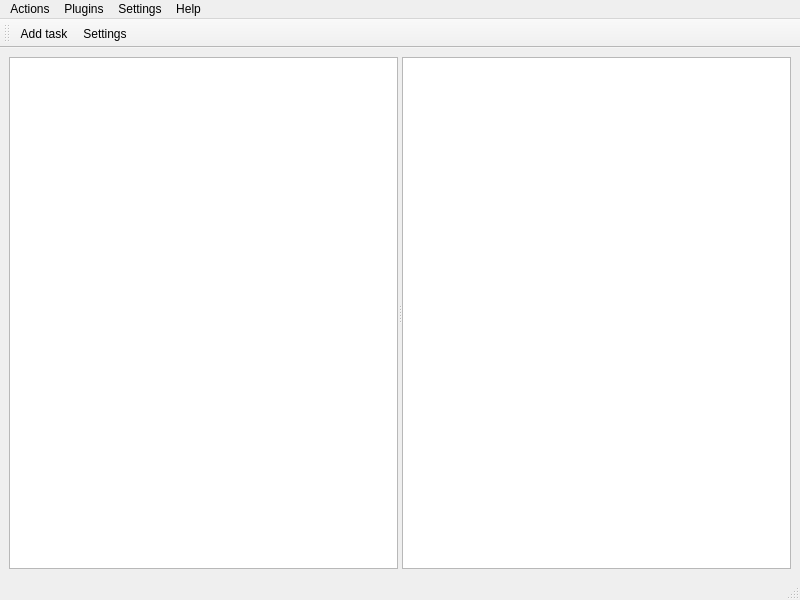
The window that src/leechcraft.ui (0xd34df00d/leechcraft) describes before a commit, drawn with Qt 5.
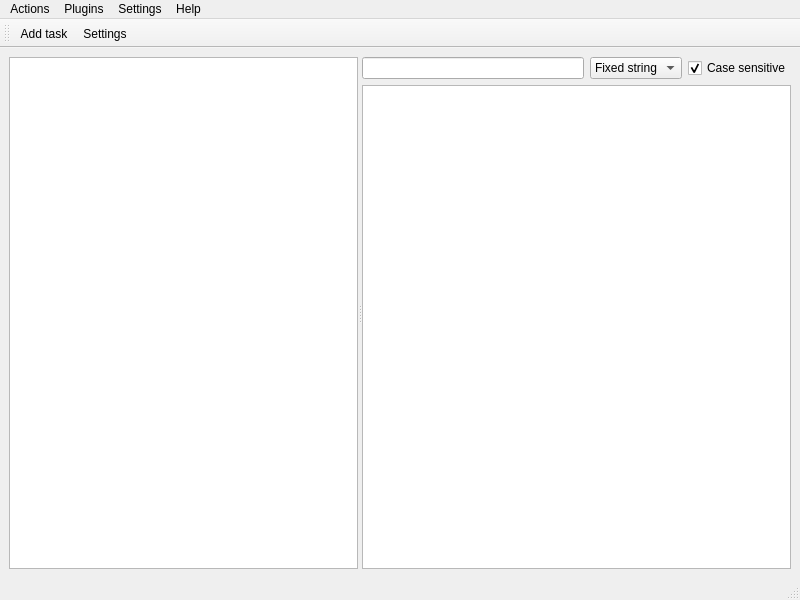
The same window after the commit. Icons and pictures are not drawn.

Patch:
```diff
--- a/src/leechcraft.ui
+++ b/src/leechcraft.ui
@@ -20,9 +20,9 @@
    <property name="geometry" >
     <rect>
      <x>0</x>
-     <y>68</y>
+     <y>69</y>
      <width>800</width>
-     <height>510</height>
+     <height>508</height>
     </rect>
    </property>
    <layout class="QVBoxLayout" name="verticalLayout_2" >
@@ -66,6 +66,47 @@
        </property>
        <widget class="QWidget" name="layoutWidget" >
         <layout class="QVBoxLayout" name="PluginsStuff_" >
+         <item>
+          <layout class="QHBoxLayout" name="horizontalLayout" >
+           <item>
+            <widget class="QLineEdit" name="FilterLine_" />
+           </item>
+           <item>
+            <widget class="QComboBox" name="FilterType_" >
+             <item>
+              <property name="text" >
+               <string>Fixed string</string>
+              </property>
+             </item>
+             <item>
+              <property name="text" >
+               <string>Wildcard</string>
+              </property>
+             </item>
+             <item>
+              <property name="text" >
+               <string>Regexp</string>
+              </property>
+             </item>
+             <item>
+              <property name="text" >
+               <string>Tags</string>
+              </property>
+             </item>
+            </widget>
+           </item>
+           <item>
+            <widget class="QCheckBox" name="FilterCaseSensitivity_" >
+             <property name="text" >
+              <string>Case sensitive</string>
+             </property>
+             <property name="checked" >
+              <bool>true</bool>
+             </property>
+            </widget>
+           </item>
+          </layout>
+         </item>
          <item>
           <widget class="QTreeView" name="PluginsTasksTree_" >
            <property name="minimumSize" >
```
Left out of the diff: 8 changed lines with no effect on the pictures.
